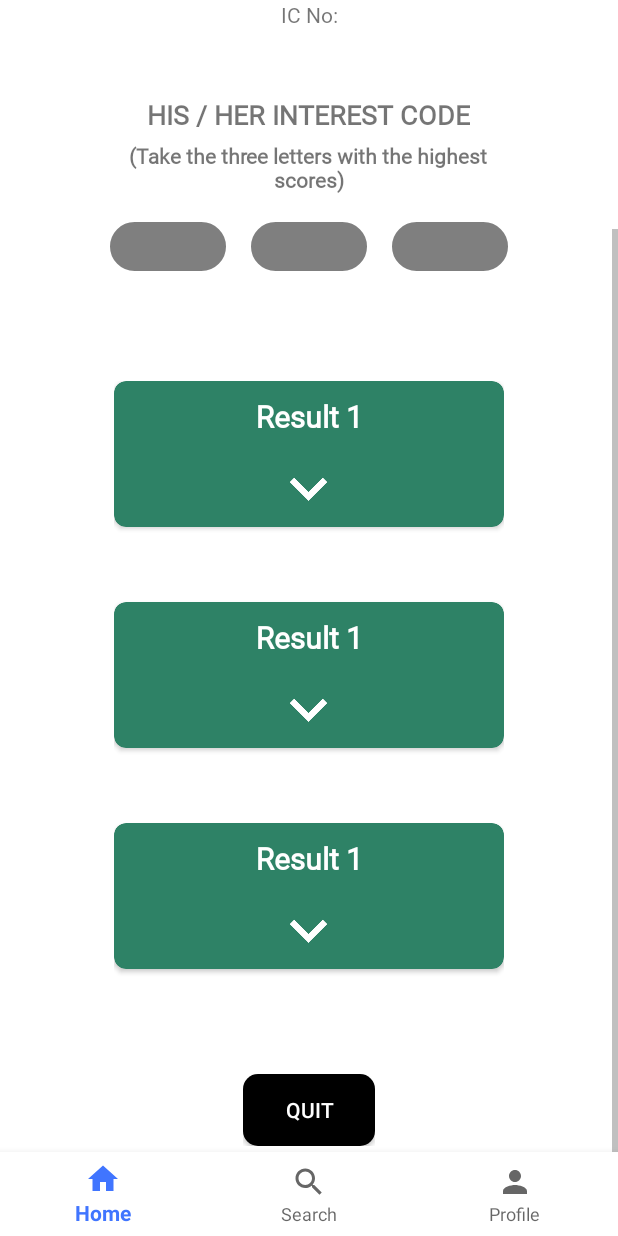
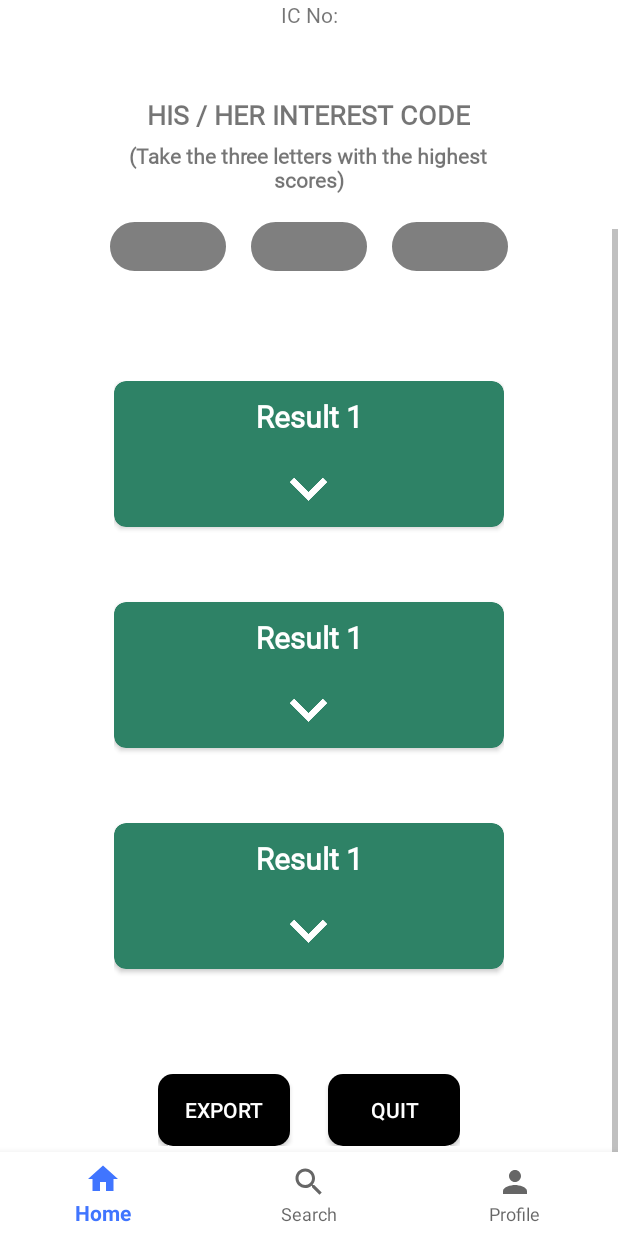
Before and after one commit to infinitesekai/MySekolah, an Android app: the Past_Child_Test_Result screen opened directly, with no data from a screen before it, scrolled down 187 dp, on a phone screen of 412 x 824 dp. Run offline under Robolectric (Android 15) with nearby library versions, the phone set to English and light mode, and no system bars; libraries missing offline, so code that uses them is left out: com.cottacush.android; 24 statements that could not run were skipped.

Commit message:
clean the code, tidy up

```diff
--- a/MySekolah/app/src/main/java/com/example/mysekolah/PersonalityCareerTest/Past_Test_Result.java
+++ b/MySekolah/app/src/main/java/com/example/mysekolah/PersonalityCareerTest/Past_Test_Result.java
@@ -400,7 +400,7 @@ public class Past_Test_Result extends AppCompatActivity implements View.OnClickL
 //            pdfDir.mkdir();
 //        }
         // write the document content
-        String targetPdf = "/sdcard/result.pdf";
+        String targetPdf = "/sdcard/"+ currentUser.getName()+".pdf";
 
 //        String targetPdf = "/storage/emulated/0/Download/pdffromScroll.pdf";
         File filePath;
@@ -425,7 +425,7 @@ public class Past_Test_Result extends AppCompatActivity implements View.OnClickL
 
 
     private void openGeneratedPDF(){
-        File file = new File("/sdcard/result.pdf");
+        File file = new File("/sdcard/"+ currentUser.getName() +".pdf");
 //        File file = new File("/storage/emulated/0/Download/pdffromScroll.pdf");
 
         if (file.exists())
--- a/MySekolah/app/src/main/java/com/example/mysekolah/PersonalityCareerTest/ResultPersonalityTest.java
+++ b/MySekolah/app/src/main/java/com/example/mysekolah/PersonalityCareerTest/ResultPersonalityTest.java
@@ -512,7 +512,7 @@ public class ResultPersonalityTest extends AppCompatActivity implements View.OnC
 //            pdfDir.mkdir();
 //        }
         // write the document content
-        String targetPdf = "/sdcard/result_current.pdf";
+        String targetPdf = "/sdcard/"+ currentUser.getName() +".pdf";
 
 //        String targetPdf = "/storage/emulated/0/Download/pdffromScroll.pdf";
         File filePath;
@@ -537,7 +537,7 @@ public class ResultPersonalityTest extends AppCompatActivity implements View.OnC
 
 
     private void openGeneratedPDF(){
-        File file = new File("/sdcard/result_current.pdf");
+        File file = new File("/sdcard/"+ currentUser.getName() +".pdf");
 //        File file = new File("/storage/emulated/0/Download/pdffromScroll.pdf");
 
         if (file.exists())
--- a/MySekolah/app/src/main/res/layout/activity_past_child_test_result.xml
+++ b/MySekolah/app/src/main/res/layout/activity_past_child_test_result.xml
@@ -32,6 +32,7 @@
             </FrameLayout>
 
             <FrameLayout
+                android:id="@+id/ll_scroll_child"
                 android:layout_width="match_parent"
                 android:layout_height="wrap_content"
                 android:layout_below="@+id/result_title"
@@ -507,6 +508,15 @@
                         android:layout_gravity="center"
                         android:layout_marginBottom="60dp">
                         <Button
+                            android:id="@+id/result_export_child"
+                            android:layout_width="wrap_content"
+                            android:layout_height="wrap_content"
+                            android:background="@drawable/rounded_btn_black"
+                            android:layout_marginRight="25dp"
+                            android:text="@string/export"
+                            android:textColor="@color/white" />
+
+                        <Button
                             android:id="@+id/result_quit_child"
                             android:layout_width="wrap_content"
                             android:layout_height="wrap_content"
```
Also changed, not shown: MySekolah/app/src/main/java/com/example/mysekolah/PersonalityCareerTest/Past_Child_Test_Result.java (+160 -41 lines).
